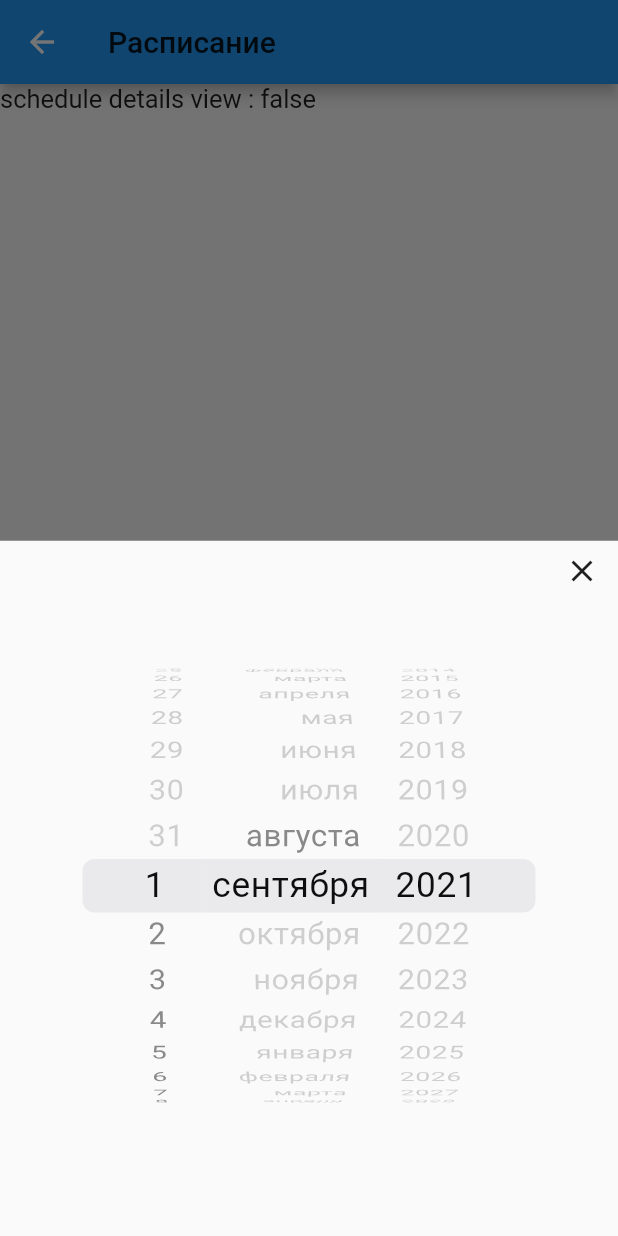
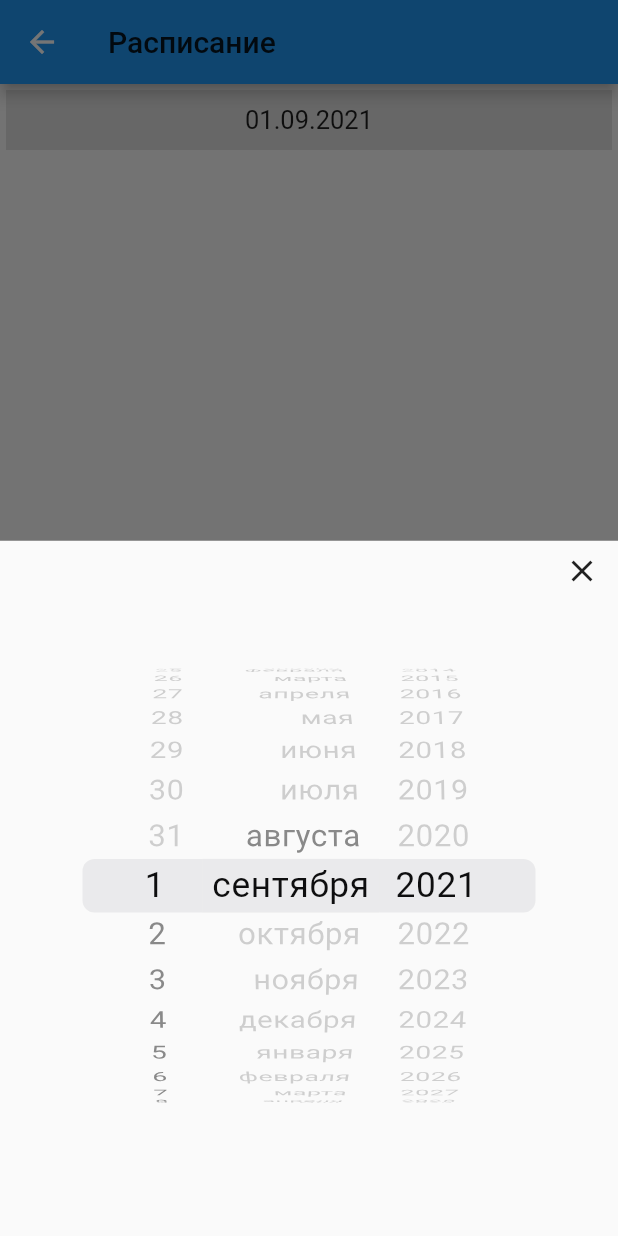
Before and after one commit to jWinterDay/all_school_info, a Flutter app: the ScheduleDetailsView screen opened by its route, after a tap on the "date range" icon, on a phone screen of 412 x 824 dp. Run offline on Flutter 3.47's test engine with Material 2 defaults, Android fonts, the phone set to English and light mode, and no system bars; our stand-ins replace auto_route, carousel_slider, firebase_core, firebase_remote_config, flutter_redux, freezed_annotation and 5 more; missing offline and left inert: computer; accounts and stored records are empty; statements that could not run were skipped.

Commit message:
schedule

```diff
--- a/lib/src/feature/schedule/details/schedule_details_bloc.dart
+++ b/lib/src/feature/schedule/details/schedule_details_bloc.dart
@@ -1,10 +1,17 @@
 import 'package:domain/domain.dart';
+import 'package:intl/intl.dart';
 
 class ScheduleDetailsBloc {
-  DateTime? _date;
+  static final DateFormat _dateFormat = DateFormat('dd.MM.yyyy', 'ru');
+
+  DateTime _date = DateTime.now();
 
   void setDate(DateTime date) {
     _date = date;
+  }
+
+  String get dateTimeAsStr {
+    return _dateFormat.format(_date);
   }
 
   void refresh() {
--- a/lib/src/feature/schedule/details/schedule_details_view.dart
+++ b/lib/src/feature/schedule/details/schedule_details_view.dart
@@ -1,3 +1,4 @@
+import 'package:all_school_info/src/feature/schedule/details/widgets/lesson_item.dart';
 import 'package:auto_route/auto_route.dart';
 import 'package:domain/domain.dart';
 import 'package:flutter/cupertino.dart';
@@ -37,28 +38,77 @@ class _ScheduleDetailsViewState extends State<ScheduleDetailsView> {
     return Scaffold(
       floatingActionButton: FloatingActionButton(
         child: const Icon(Icons.date_range),
-        onPressed: () async {
-          await _showDatePicker();
-        },
+        onPressed: _showDatePicker,
       ),
       appBar: AppBar(
         title: Text(AllSchoolInfoIntl.of(context).scheduleViewTitle),
-        // actions: <Widget>[
-        //   IconButton(
-        //     icon: const Icon(Icons.date_range),
-        //     tooltip: 'Open date picker',
-        //     onPressed: _showDatePicker,
-        //   ),
-        // ],
       ),
       body: StoreConnector<AppState, ScheduleState>(
         converter: (Store<AppState> store) => store.state.scheduleState,
         builder: (_, ScheduleState scheduleState) {
-          return Text('schedule details view : ${scheduleState.loading}');
+          return Padding(
+            padding: const EdgeInsets.only(top: 4, left: 4, right: 4),
+            child: Stack(
+              children: <Widget>[
+                // content
+                CustomScrollView(
+                  slivers: <Widget>[
+                    // refresh
+                    CupertinoSliverRefreshControl(
+                      onRefresh: () async {
+                        _bloc.refresh();
+                      },
+                    ),
+
+                    SliverPersistentHeader(
+                      pinned: true,
+                      floating: true,
+                      delegate: _Delegate(title: _bloc.dateTimeAsStr),
+                    ),
+
+                    // content
+                    if (scheduleState.firstLoading)
+                      SliverFillRemaining(
+                        child: Center(
+                          child: Text(AllSchoolInfoIntl.of(context).noContentYet),
+                        ),
+                      )
+                    else if (scheduleState.lessonList.isEmpty)
+                      SliverFillRemaining(
+                        child: Center(
+                          child: Text(AllSchoolInfoIntl.of(context).emptySchedule),
+                        ),
+                      )
+                    else
+                      SliverList(
+                        delegate: SliverChildListDelegate(
+                          scheduleState.lessonList.map(
+                            (LessonModel lessonModel) {
+                              return LessonItem(lessonModel: lessonModel);
+                            },
+                          ).toList(),
+                        ),
+                      ),
+
+                    // padding
+                    const SliverPadding(padding: EdgeInsets.only(bottom: 120))
+                  ],
+                ),
+
+                // loading
+                if (scheduleState.loading)
+                  SizedBox(
+                    width: context.width,
+                    height: context.height,
+                    child: const CupertinoActivityIndicator(
+                      radius: 42,
+                    ),
+                  ),
+              ],
+            ),
+          );
         },
       ),
-
-      //  const Text('schedule details view'),
     );
   }
 
@@ -77,9 +127,7 @@ class _ScheduleDetailsViewState extends State<ScheduleDetailsView> {
                 mainAxisAlignment: MainAxisAlignment.end,
                 children: <Widget>[
                   CloseButton(
-                    onPressed: () {
-                      AutoRouter.of(context).pop();
-                    },
+                    onPressed: AutoRouter.of(context).pop,
                   ),
                 ],
               ),
@@ -102,3 +150,32 @@ class _ScheduleDetailsViewState extends State<ScheduleDetailsView> {
     _bloc.refresh();
   }
 }
+
+class _Delegate extends SliverPersistentHeaderDelegate {
+  _Delegate({required this.title});
+
+  final String title;
+
+  @override
+  Widget build(BuildContext context, double shrinkOffset, bool overlapsContent) {
+    return ColoredBox(
+      color: context.design.palette.gray12,
+      child: Center(
+        child: Text(
+          title,
+        ),
+      ),
+    );
+  }
+
+  @override
+  double get maxExtent => 40;
+
+  @override
+  double get minExtent => 32;
+
+  @override
+  bool shouldRebuild(SliverPersistentHeaderDelegate oldDelegate) {
+    return true;
+  }
+}
--- a/lib/src/l10n/intl_ru.arb
+++ b/lib/src/l10n/intl_ru.arb
@@ -1,4 +1,5 @@
 {
+    "noContentYet": "Еще ничего не загружено",
     "mainTitle": "Школа 67",
     "noAnnouncement": "Нет объявлений",
     "announcementViewTitle": "Объявление",
@@ -11,6 +12,7 @@
     "notLoggedIn": "Залогиниться",
 
     "scheduleViewTitle": "Расписание",
+    "emptySchedule": "Нет расписания в этот день",
     "scheduleLastNotifications": "Последние уведомления",
     "scheduleRatings": "Оценки",
     "scheduleNews": "Новости",
--- a/packages/domain/lib/domain.dart
+++ b/packages/domain/lib/domain.dart
@@ -35,3 +35,4 @@ export 'src/redux/user/thunks/fetch_user_thunk.dart';
 export 'src/redux/schedule/schedule_action.dart';
 export 'src/redux/schedule/schedule_state.dart';
 export 'src/redux/schedule/thunks/fetch_schedule_thunk.dart';
+export 'src/redux/schedule/models/lesson_model.dart';
--- a/packages/domain/lib/src/init_domain_di.dart
+++ b/packages/domain/lib/src/init_domain_di.dart
@@ -1,5 +1,7 @@
 // import 'package:computer/computer.dart';
 import 'package:domain/domain.dart';
+import 'package:domain/src/services/schedule/schedule_service_impl.dart';
+import 'package:domain/src/services/schedule/schedule_service_mock.dart';
 import 'package:domain/src/services/user/user_service_impl.dart';
 import 'package:domain/src/services/user/user_service_mock.dart';
 import 'package:get_it/get_it.dart';
@@ -7,6 +9,7 @@ import 'package:get_it/get_it.dart';
 import 'services/announcement/announcement_service.dart';
 import 'services/announcement/announcement_service_impl.dart';
 import 'services/announcement/announcement_service_mock.dart';
+import 'services/schedule/schedule_service.dart';
 import 'services/user/user_service.dart';
 
 final GetIt getIt = GetIt.instance;
@@ -15,9 +18,11 @@ void initDomainDI({required bool useMock}) async {
   if (useMock) {
     getIt.registerSingleton<AnnouncementService>(AnnouncementServiceMock());
     getIt.registerSingleton<UserService>(UserServiceMock());
+    getIt.registerSingleton<ScheduleService>(ScheduleServiceMock());
   } else {
     getIt.registerSingleton<AnnouncementService>(AnnouncementServiceImpl());
     getIt.registerSingleton<UserService>(UserServiceImpl());
+    getIt.registerSingleton<ScheduleService>(ScheduleServiceImpl());
   }
 
   // common
--- /dev/null
+++ b/packages/domain/lib/src/redux/schedule/models/lesson_model.dart
@@ -0,0 +1,20 @@
+import 'package:freezed_annotation/freezed_annotation.dart';
+
+part 'lesson_model.freezed.dart';
+part 'lesson_model.g.dart';
+
+@freezed
+class LessonModel with _$LessonModel {
+  const LessonModel._();
+
+  const factory LessonModel(
+    @JsonKey(name: 'lesson_name') String lessonName, // TODO guid ????
+    @JsonKey(name: 'date_unix_ms') int dateUnixMs,
+    @JsonKey(name: 'teacher_name') String teacherName, // TODO guid ????
+    //   {
+    //   @JsonKey(name: 'date_unix_ms', defaultValue: false) @Default(false) String lessonName,
+    // }
+  ) = _LessonModel;
+
+  factory LessonModel.fromJson(Map<String, dynamic> json) => _$LessonModelFromJson(json);
+}
--- a/packages/domain/lib/src/redux/schedule/schedule_action.dart
+++ b/packages/domain/lib/src/redux/schedule/schedule_action.dart
@@ -1,3 +1,4 @@
+import 'package:domain/src/redux/schedule/models/lesson_model.dart';
 import 'package:freezed_annotation/freezed_annotation.dart';
 
 part 'schedule_action.freezed.dart';
@@ -7,4 +8,7 @@ class ScheduleAction with _$ScheduleAction {
   const factory ScheduleAction.fetch({required DateTime value}) = _Fetch;
 
   const factory ScheduleAction.changeLoading({required bool value}) = _ChangeLoading;
+  const factory ScheduleAction.changeFirstLoading({required bool value}) = _ChangeFirstLoading;
+
+  const factory ScheduleAction.setLessonList({required List<LessonModel> value}) = _SetLessonList;
 }
--- a/packages/domain/lib/src/redux/schedule/schedule_reducer.dart
+++ b/packages/domain/lib/src/redux/schedule/schedule_reducer.dart
@@ -6,6 +6,10 @@ ScheduleState scheduleReducer(ScheduleState s, dynamic a) {
     return a.maybeMap<ScheduleState>(
       // ignore: always_specify_types
       changeLoading: (actionEvent) => s.copyWith(loading: actionEvent.value),
+      // ignore: always_specify_types
+      changeFirstLoading: (actionEvent) => s.copyWith(firstLoading: actionEvent.value),
+      // ignore: always_specify_types
+      setLessonList: (actionEvent) => s.copyWith(lessonList: actionEvent.value),
       orElse: () {
         return s;
       },
--- a/packages/domain/lib/src/redux/schedule/schedule_state.dart
+++ b/packages/domain/lib/src/redux/schedule/schedule_state.dart
@@ -1,4 +1,6 @@
 import 'package:freezed_annotation/freezed_annotation.dart';
+
+import 'models/lesson_model.dart';
 
 part 'schedule_state.freezed.dart';
 part 'schedule_state.g.dart';
@@ -9,6 +11,8 @@ class ScheduleState with _$ScheduleState {
 
   const factory ScheduleState({
     @JsonKey(name: 'loading', defaultValue: false) @Default(false) bool loading,
+    @JsonKey(name: 'first_loading', defaultValue: true) @Default(true) bool firstLoading,
+    @JsonKey(name: 'lesson_list', defaultValue: <LessonModel>[]) @Default(<LessonModel>[]) List<LessonModel> lessonList,
   }) = _ScheduleState;
 
   factory ScheduleState.fromJson(Map<String, dynamic> json) => _$ScheduleStateFromJson(json);
--- /dev/null
+++ b/packages/domain/lib/src/services/schedule/schedule_service.dart
@@ -0,0 +1,5 @@
+import 'package:domain/src/redux/schedule/models/lesson_model.dart';
+
+abstract class ScheduleService {
+  Future<List<LessonModel>> fetchLessons(DateTime date);
+}
```
Also changed, not shown: lib/src/feature/schedule/details/widgets/lesson_item.dart (added, +51 -0 lines), packages/domain/lib/src/redux/schedule/thunks/fetch_schedule_thunk.dart (+18 -20 lines), packages/domain/lib/src/services/schedule/schedule_service_impl.dart (added, +10 -0 lines), packages/domain/lib/src/services/schedule/schedule_service_mock.dart (added, +17 -0 lines), lib/src/generated/intl/messages_all.dart, lib/src/generated/intl/messages_ru.dart, lib/src/generated/l10n.dart, packages/domain/lib/src/redux/schedule/models/lesson_model.freezed.dart (added), packages/domain/lib/src/redux/schedule/models/lesson_model.g.dart (added), packages/domain/lib/src/redux/schedule/schedule_action.freezed.dart, packages/domain/lib/src/redux/schedule/schedule_state.freezed.dart, packages/domain/lib/src/redux/schedule/schedule_state.g.dart.
